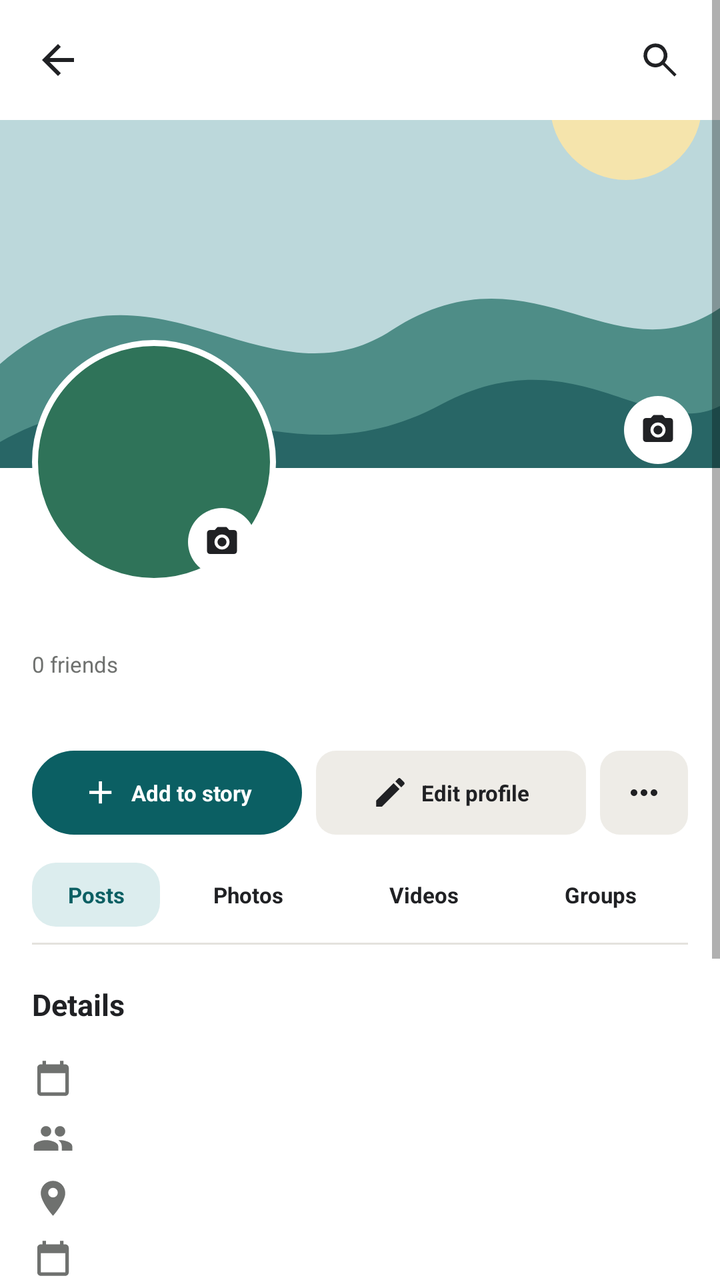
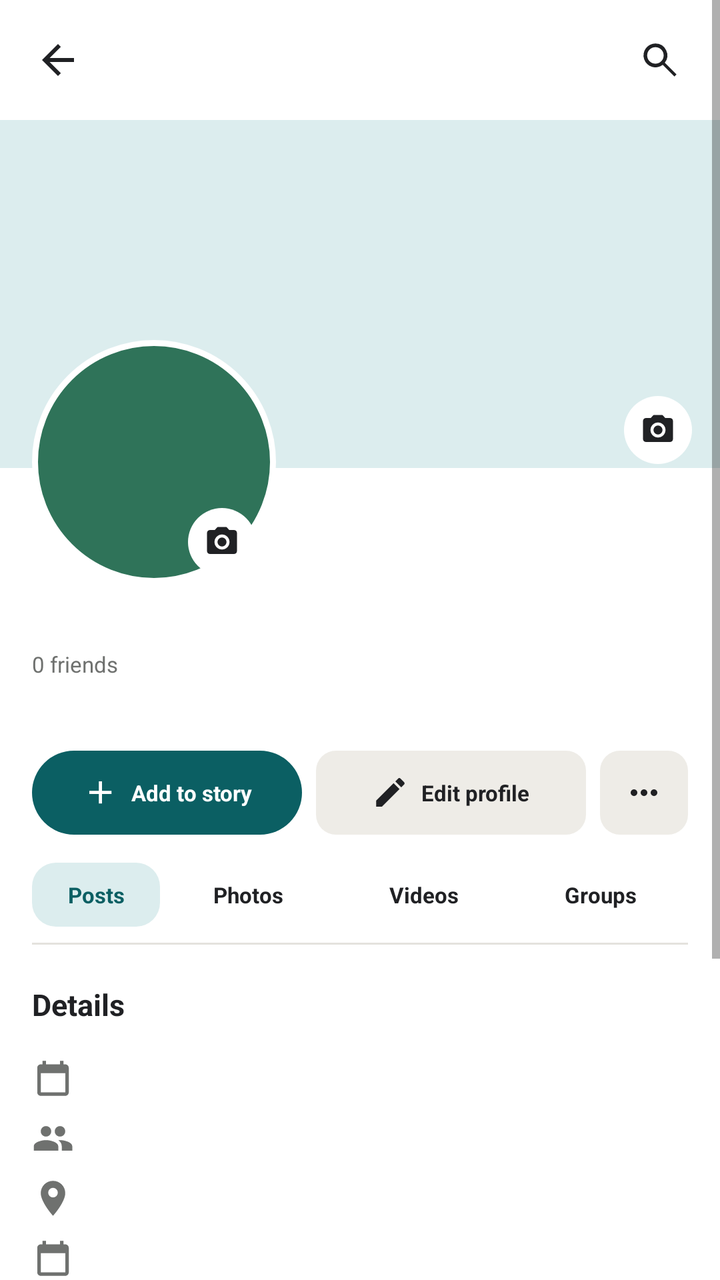

Screens rendered from an Android XML layout before and after an edit, with the pre-edit source and the edit as a unified diff.
<!-- AndroidManifest.xml: application theme Theme.Kinnect -->
<!-- res/layout/activity_profile.xml -->
<?xml version="1.0" encoding="utf-8"?>
<ScrollView
    xmlns:android="http://schemas.android.com/apk/res/android"
    android:layout_width="match_parent"
    android:layout_height="match_parent"
    android:background="@color/white">

    <LinearLayout
        android:layout_width="match_parent"
        android:layout_height="wrap_content"
        android:orientation="vertical">

        <LinearLayout
            android:layout_width="match_parent"
            android:layout_height="60dp"
            android:gravity="center_vertical"
            android:paddingStart="7dp"
            android:paddingEnd="10dp">

            <ImageView
                android:id="@+id/backButton"
                android:layout_width="44dp"
                android:layout_height="44dp"
                android:contentDescription="Back"
                android:padding="10dp"
                android:src="@drawable/ic_back" />

            <TextView
                android:id="@+id/profileToolbarName"
                style="@style/Heading"
                android:layout_width="0dp"
                android:layout_height="wrap_content"
                android:layout_weight="1"
                android:text=""
                android:textSize="15sp" />

            <ImageView
                android:id="@+id/searchButton"
                android:layout_width="40dp"
                android:layout_height="40dp"
                android:contentDescription="Search"
                android:padding="9dp"
                android:src="@drawable/ic_search" />

        </LinearLayout>

        <RelativeLayout
            android:layout_width="match_parent"
            android:layout_height="232dp">

            <ImageView
                android:layout_width="match_parent"
                android:layout_height="174dp"
                android:scaleType="centerCrop"
                android:src="@drawable/landscape_blue" />

            <ImageView
                android:layout_width="34dp"
                android:layout_height="34dp"
                android:layout_alignParentEnd="true"
                android:layout_marginTop="138dp"
                android:layout_marginEnd="14dp"
                android:background="@drawable/circle_white"
                android:padding="8dp"
                android:src="@drawable/ic_camera" />

            <TextView
                android:id="@+id/profileAvatar"
                style="@style/Avatar"
                android:layout_width="122dp"
                android:layout_height="122dp"
                android:layout_alignParentBottom="true"
                android:layout_marginStart="16dp"
                android:background="@drawable/avatar_outline"
                android:gravity="center"
                android:text=""
                android:textSize="34sp" />

            <ImageView
                android:layout_width="34dp"
                android:layout_height="34dp"
                android:layout_alignParentBottom="true"
                android:layout_marginStart="94dp"
                android:layout_marginBottom="4dp"
                android:background="@drawable/circle_white"
                android:padding="8dp"
                android:src="@drawable/ic_camera" />

        </RelativeLayout>

        <LinearLayout
            android:layout_width="match_parent"
            android:layout_height="wrap_content"
            android:orientation="vertical"
            android:paddingHorizontal="16dp">

            <TextView
                android:id="@+id/profileDisplayName"
                style="@style/Title"
                android:layout_width="match_parent"
                android:layout_height="wrap_content"
                android:text=""
                android:textSize="23sp" />

            <TextView
                android:id="@+id/profileFriendCount"
                style="@style/Meta"
                android:layout_width="match_parent"
                android:layout_height="wrap_content"
                android:layout_marginTop="2dp"
                android:text="0 friends"
                android:textSize="11sp" />

            <TextView
                style="@style/Body"
                android:layout_width="match_parent"
                android:layout_height="wrap_content"
                android:layout_marginTop="7dp"
                android:id="@+id/profileDisplayBio"
                android:text="" />

            <LinearLayout
                android:layout_width="match_parent"
                android:layout_height="48dp"
                android:layout_marginTop="10dp">

                <LinearLayout
                    android:id="@+id/addStoryButton"
                    android:layout_width="0dp"
                    android:layout_height="42dp"
                    android:layout_weight="1"
                    android:background="@drawable/rounded_teal"
                    android:gravity="center">

                    <ImageView
                        android:layout_width="19dp"
                        android:layout_height="19dp"
                        android:src="@drawable/ic_add"
                        android:tint="@color/white" />

                    <TextView
                        style="@style/Heading"
                        android:layout_width="wrap_content"
                        android:layout_height="wrap_content"
                        android:layout_marginStart="6dp"
                        android:text="Add to story"
                        android:textColor="@color/white"
                        android:textSize="11sp" />

                </LinearLayout>

                <LinearLayout
                    android:id="@+id/editProfileButton"
                    android:layout_width="0dp"
                    android:layout_height="42dp"
                    android:layout_marginStart="7dp"
                    android:layout_weight="1"
                    android:background="@drawable/rounded_soft"
                    android:gravity="center">

                    <ImageView
                        android:layout_width="19dp"
                        android:layout_height="19dp"
                        android:src="@drawable/ic_edit" />

                    <TextView
                        style="@style/Heading"
                        android:layout_width="wrap_content"
                        android:layout_height="wrap_content"
                        android:layout_marginStart="6dp"
                        android:text="Edit profile"
                        android:textSize="11sp" />

                </LinearLayout>

                <ImageView
                    android:layout_width="44dp"
                    android:layout_height="42dp"
                    android:layout_marginStart="7dp"
                    android:background="@drawable/rounded_soft"
                    android:padding="11dp"
                    android:src="@drawable/ic_more" />

            </LinearLayout>

            <LinearLayout
                android:layout_width="match_parent"
                android:layout_height="48dp"
                android:gravity="center_vertical">

                <TextView
                    style="@style/Heading"
                    android:layout_width="64dp"
                    android:layout_height="32dp"
                    android:background="@drawable/rounded_teal_soft"
                    android:gravity="center"
                    android:text="Posts"
                    android:textColor="@color/primary"
                    android:textSize="11sp" />

                <TextView
                    style="@style/Heading"
                    android:layout_width="0dp"
                    android:layout_height="32dp"
                    android:layout_weight="1"
                    android:gravity="center"
                    android:text="Photos"
                    android:textSize="11sp" />

                <TextView
                    style="@style/Heading"
                    android:layout_width="0dp"
                    android:layout_height="32dp"
                    android:layout_weight="1"
                    android:gravity="center"
                    android:text="Videos"
                    android:textSize="11sp" />

                <TextView
                    style="@style/Heading"
                    android:layout_width="0dp"
                    android:layout_height="32dp"
                    android:layout_weight="1"
                    android:gravity="center"
                    android:text="Groups"
                    android:textSize="11sp" />

            </LinearLayout>

            <View
                android:layout_width="match_parent"
                android:layout_height="1dp"
                android:background="@color/divider" />

            <androidx.recyclerview.widget.RecyclerView
                android:id="@+id/profilePostsRecyclerView"
                android:layout_width="match_parent"
                android:layout_height="wrap_content"
                android:clipToPadding="false"
                android:nestedScrollingEnabled="false"
                android:paddingBottom="8dp" />

            <TextView
                android:id="@+id/profilePostsEmpty"
                style="@style/Meta"
                android:layout_width="match_parent"
                android:layout_height="56dp"
                android:gravity="center"
                android:text="No posts yet"
                android:visibility="gone" />

            <TextView
                style="@style/Heading"
                android:layout_width="match_parent"
                android:layout_height="44dp"
                android:gravity="center_vertical"
                android:text="Details"
                android:textSize="15sp" />

            <LinearLayout
                android:id="@+id/profileBirthdayRow"
                android:layout_width="match_parent"
                android:layout_height="30dp"
                android:gravity="center_vertical">

                <ImageView
                    android:layout_width="21dp"
                    android:layout_height="21dp"
                    android:src="@drawable/ic_calendar"
                    android:tint="@color/text_secondary" />

                <TextView
                    style="@style/Body"
                    android:layout_width="wrap_content"
                    android:layout_height="wrap_content"
                    android:layout_marginStart="9dp"
                    android:id="@+id/profileBirthdayValue"
                    android:text="" />

            </LinearLayout>

            <LinearLayout
                android:id="@+id/profileGenderRow"
                android:layout_width="match_parent"
                android:layout_height="30dp"
                android:gravity="center_vertical">

                <ImageView
                    android:layout_width="21dp"
                    android:layout_height="21dp"
                    android:src="@drawable/ic_friends"
                    android:tint="@color/text_secondary" />

                <TextView
                    style="@style/Body"
                    android:layout_width="wrap_content"
                    android:layout_height="wrap_content"
                    android:layout_marginStart="9dp"
                    android:id="@+id/profileGenderValue"
                    android:text="" />

            </LinearLayout>

            <LinearLayout
                android:id="@+id/profileLocationRow"
                android:layout_width="match_parent"
                android:layout_height="30dp"
                android:gravity="center_vertical">

                <ImageView
                    android:layout_width="21dp"
                    android:layout_height="21dp"
                    android:src="@drawable/ic_location"
                    android:tint="@color/text_secondary" />

                <TextView
                    style="@style/Body"
                    android:layout_width="wrap_content"
                    android:layout_height="wrap_content"
                    android:layout_marginStart="9dp"
                    android:text="" />

            </LinearLayout>

            <LinearLayout
                android:id="@+id/profileJoinedRow"
                android:layout_width="match_parent"
                android:layout_height="30dp"
                android:gravity="center_vertical">

                <ImageView
                    android:layout_width="21dp"
                    android:layout_height="21dp"
                    android:src="@drawable/ic_calendar"
                    android:tint="@color/text_secondary" />

                <TextView
                    style="@style/Body"
                    android:layout_width="wrap_content"
                    android:layout_height="wrap_content"
                    android:layout_marginStart="9dp"
                    android:id="@+id/profileJoinedValue"
                    android:text="" />

            </LinearLayout>

            <LinearLayout
                android:layout_width="match_parent"
                android:layout_height="58dp"
                android:gravity="center_vertical">

                <LinearLayout
                    android:layout_width="0dp"
                    android:layout_height="wrap_content"
                    android:layout_weight="1"
                    android:orientation="vertical">

                    <TextView
                        style="@style/Heading"
                        android:layout_width="wrap_content"
                        android:layout_height="wrap_content"
                        android:text="Friends"
                        android:textSize="15sp" />

                    <TextView
                        android:id="@+id/profileFriendsCountBottom"
                        style="@style/Meta"
                        android:layout_width="wrap_content"
                        android:layout_height="wrap_content"
                        android:text="0 friends" />

                </LinearLayout>

                <TextView
                    style="@style/Heading"
                    android:id="@+id/findFriendsFromProfile"
                    android:layout_width="wrap_content"
                    android:layout_height="wrap_content"
                    android:text="Find friends"
                    android:textColor="@color/primary"
                    android:textSize="11sp" />

            </LinearLayout>

            <LinearLayout
                android:layout_width="match_parent"
                android:layout_height="152dp">

                <TextView
                    android:id="@+id/linaFriendButton"
                    android:layout_width="0dp"
                    android:layout_height="match_parent"
                    android:layout_weight="1"
                    android:background="@drawable/photo_purple"
                    android:gravity="center"
                    android:text=""
                    android:textColor="@color/white"
                    android:textSize="30sp" />

                <TextView
                    android:id="@+id/aishaFriendButton"
                    android:layout_width="0dp"
                    android:layout_height="match_parent"
                    android:layout_marginStart="7dp"
                    android:layout_weight="1"
                    android:background="@drawable/photo_red"
                    android:gravity="center"
                    android:text=""
                    android:textColor="@color/white"
                    android:textSize="30sp" />

                <TextView
                    android:id="@+id/omarFriendButton"
                    android:layout_width="0dp"
                    android:layout_height="match_parent"
                    android:layout_marginStart="7dp"
                    android:layout_weight="1"
                    android:background="@drawable/photo_green"
                    android:gravity="center"
                    android:text=""
                    android:textColor="@color/white"
                    android:textSize="30sp" />

            </LinearLayout>

        </LinearLayout>

    </LinearLayout>

</ScrollView>
<!-- resources referenced by this layout -->
<resources>
  <color name="divider">#E4E2DD</color>
  <color name="primary">#0B5F63</color>
  <color name="text_secondary">#6F716F</color>
  <color name="white">#FFFFFFFF</color>
  <!-- drawable avatar_outline (drawable) -->
  <shape xmlns:android="http://schemas.android.com/apk/res/android" android:shape="oval">
      <solid android:color="@color/green" />
      <stroke android:width="3dp" android:color="@color/white" />
  </shape>
  <!-- drawable circle_white (drawable) -->
  <shape xmlns:android="http://schemas.android.com/apk/res/android" android:shape="oval">
      <solid android:color="@color/white" />
  </shape>
  <!-- drawable landscape_blue (drawable) -->
  <vector xmlns:android="http://schemas.android.com/apk/res/android" android:width="360dp" android:height="220dp" android:viewportWidth="360" android:viewportHeight="220"><path android:fillColor="#BCD8DB" android:pathData="M0,0h360v220h-360z"/><path android:fillColor="#F5E4AC" android:pathData="M275,15a38,38 0,1 0,76 0a38,38 0,1 0,-76 0"/><path android:fillColor="#4E8D87" android:pathData="M0,145 C75,80 132,170 196,128 C266,83 307,153 360,117 L360,220 L0,220z"/><path android:fillColor="#286666" android:pathData="M0,184 C82,137 138,210 221,165 C287,130 325,184 360,166 L360,220 L0,220z"/></vector>
  <!-- drawable photo_green (drawable) -->
  <shape xmlns:android="http://schemas.android.com/apk/res/android"><solid android:color="@color/green" /><corners android:radius="8dp" /></shape>
  <!-- drawable photo_purple (drawable) -->
  <shape xmlns:android="http://schemas.android.com/apk/res/android"><solid android:color="@color/purple" /><corners android:radius="8dp" /></shape>
  <!-- drawable photo_red (drawable) -->
  <shape xmlns:android="http://schemas.android.com/apk/res/android"><solid android:color="@color/red" /><corners android:radius="8dp" /></shape>
  <!-- drawable rounded_soft (drawable) -->
  <shape xmlns:android="http://schemas.android.com/apk/res/android">
      <solid android:color="@color/surface_soft" />
      <corners android:radius="10dp" />
  </shape>
  <!-- drawable rounded_teal (drawable) -->
  <shape xmlns:android="http://schemas.android.com/apk/res/android"><solid android:color="@color/primary"/><corners android:radius="24dp"/><padding android:left="12dp" android:top="8dp" android:right="12dp" android:bottom="8dp"/></shape>
  <!-- drawable rounded_teal_soft (drawable) -->
  <shape xmlns:android="http://schemas.android.com/apk/res/android">
      <solid android:color="@color/teal_soft" />
      <corners android:radius="12dp" />
  </shape>
  <style name="Body"><item name="android:fontFamily">sans</item><item name="android:textColor">@color/text_primary</item><item name="android:textSize">14sp</item></style>
  <style name="Heading"><item name="android:fontFamily">sans</item><item name="android:textColor">@color/text_primary</item><item name="android:textSize">16sp</item><item name="android:textStyle">bold</item></style>
  <style name="Meta"><item name="android:fontFamily">sans</item><item name="android:textColor">@color/text_secondary</item><item name="android:textSize">11sp</item></style>
  <style name="Title"><item name="android:fontFamily">sans</item><item name="android:textColor">@color/text_primary</item><item name="android:textSize">24sp</item><item name="android:textStyle">bold</item></style>
  <color name="green">#2F7359</color>
  <color name="text_primary">#202124</color>
  <color name="purple">#765184</color>
  <color name="red">#D94147</color>
  <color name="surface_soft">#EEECE7</color>
  <color name="teal_soft">#DCEDEE</color>
  <!-- drawable circle_teal (drawable) -->
  <shape xmlns:android="http://schemas.android.com/apk/res/android" android:shape="oval"><solid android:color="@color/primary"/></shape>
  <!-- unchanged entries left out for length: 11 -->
</resources>

<!-- the commit's change to res/layout/activity_profile.xml (unified diff, before → after) -->
@@ -49,12 +49,16 @@
             android:layout_height="232dp">
 
             <ImageView
+                android:id="@+id/profileCoverImage"
                 android:layout_width="match_parent"
                 android:layout_height="174dp"
+                android:contentDescription="Cover photo"
                 android:scaleType="centerCrop"
-                android:src="@drawable/landscape_blue" />
+                android:background="@color/teal_soft" />
 
             <ImageView
+                android:id="@+id/profileCoverCamera"
+                android:contentDescription="Change cover photo"
                 android:layout_width="34dp"
                 android:layout_height="34dp"
                 android:layout_alignParentEnd="true"
@@ -77,6 +81,8 @@
                 android:textSize="34sp" />
 
             <ImageView
+                android:id="@+id/profileAvatarCamera"
+                android:contentDescription="Change profile picture"
                 android:layout_width="34dp"
                 android:layout_height="34dp"
                 android:layout_alignParentBottom="true"
<!-- resource entries referenced after the edit -->
@@ -13,8 +13,6 @@
   <shape xmlns:android="http://schemas.android.com/apk/res/android" android:shape="oval">
       <solid android:color="@color/white" />
   </shape>
-  <!-- drawable landscape_blue (drawable) -->
-  <vector xmlns:android="http://schemas.android.com/apk/res/android" android:width="360dp" android:height="220dp" android:viewportWidth="360" android:viewportHeight="220"><path android:fillColor="#BCD8DB" android:pathData="M0,0h360v220h-360z"/><path android:fillColor="#F5E4AC" android:pathData="M275,15a38,38 0,1 0,76 0a38,38 0,1 0,-76 0"/><path android:fillColor="#4E8D87" android:pathData="M0,145 C75,80 132,170 196,128 C266,83 307,153 360,117 L360,220 L0,220z"/><path android:fillColor="#286666" android:pathData="M0,184 C82,137 138,210 221,165 C287,130 325,184 360,166 L360,220 L0,220z"/></vector>
   <!-- drawable photo_green (drawable) -->
   <shape xmlns:android="http://schemas.android.com/apk/res/android"><solid android:color="@color/green" /><corners android:radius="8dp" /></shape>
   <!-- drawable photo_purple (drawable) -->
